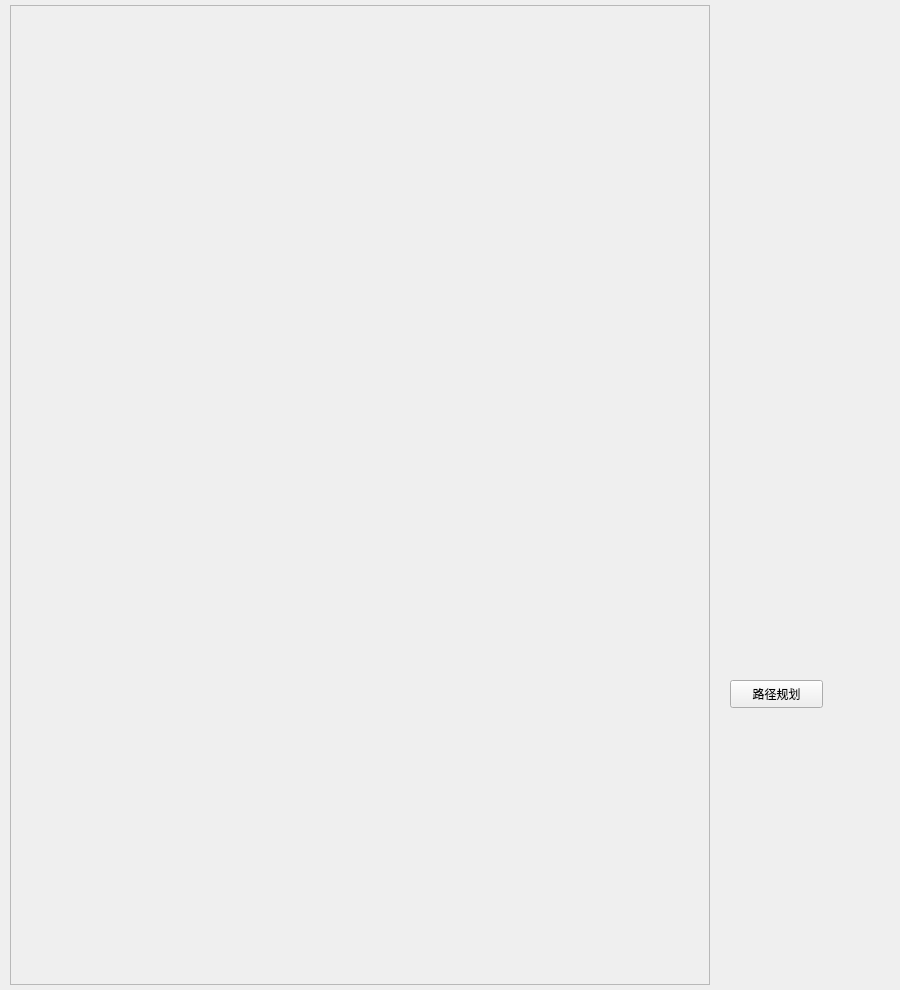
Old version of the form mainwindow.ui in the repository Chasecheese/HitWH_Map.
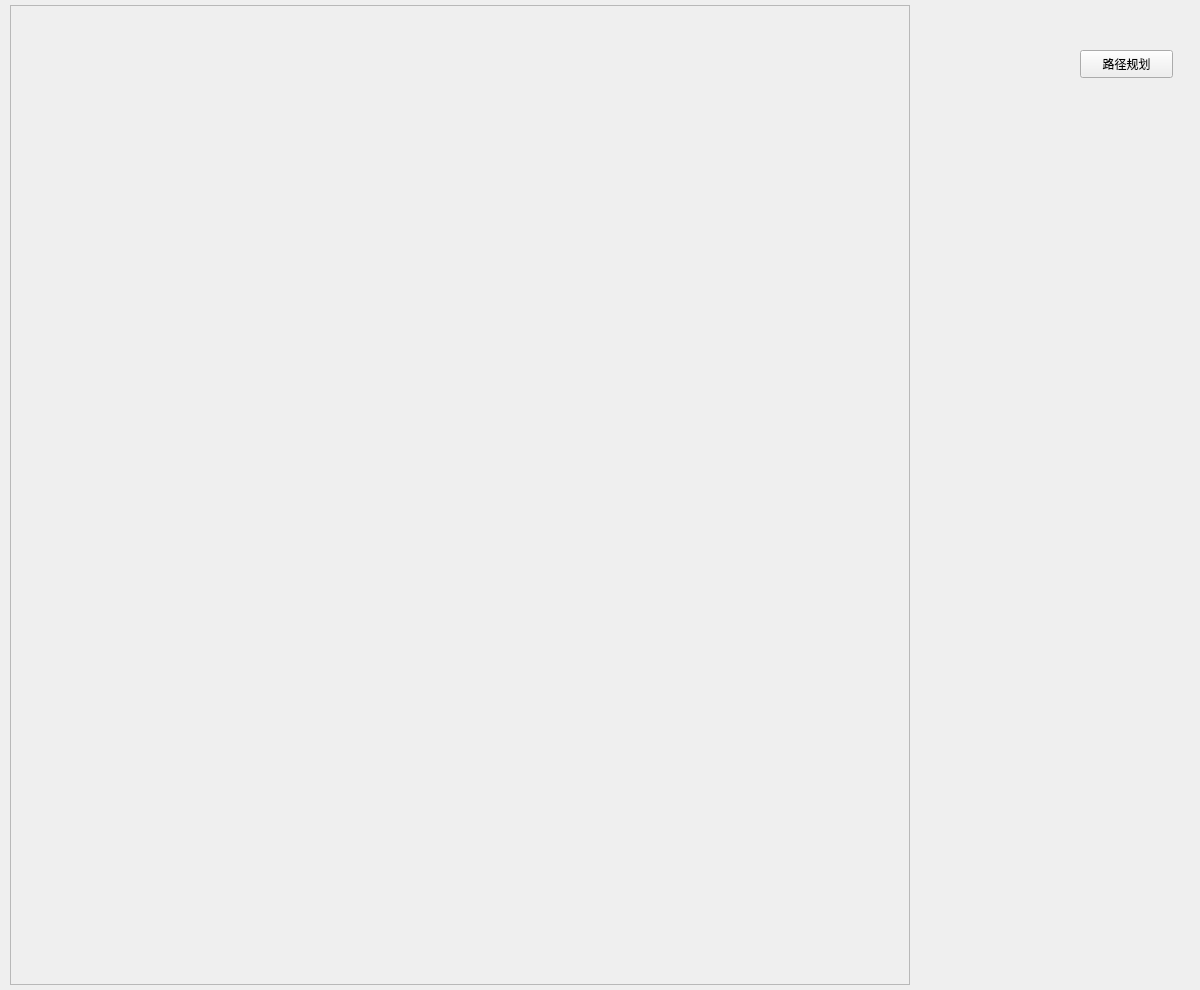
New version of the form.

```diff
--- a/mainwindow.ui
+++ b/mainwindow.ui
@@ -6,7 +6,7 @@
    <rect>
     <x>0</x>
     <y>0</y>
-    <width>900</width>
+    <width>1200</width>
     <height>990</height>
    </rect>
   </property>
@@ -19,7 +19,7 @@
      <rect>
       <x>10</x>
       <y>5</y>
-      <width>700</width>
+      <width>900</width>
       <height>980</height>
      </rect>
     </property>
@@ -31,7 +31,7 @@
       <rect>
        <x>0</x>
        <y>0</y>
-       <width>698</width>
+       <width>898</width>
        <height>978</height>
       </rect>
      </property>
@@ -40,8 +40,8 @@
    <widget class="QPushButton" name="Route">
     <property name="geometry">
      <rect>
-      <x>730</x>
-      <y>680</y>
+      <x>1080</x>
+      <y>50</y>
       <width>93</width>
       <height>28</height>
      </rect>
```
